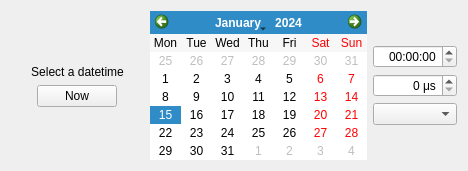
Above: ui/wdgDatetime.ui from turulomio/xulpymoney before the change. Below: the same form after it.
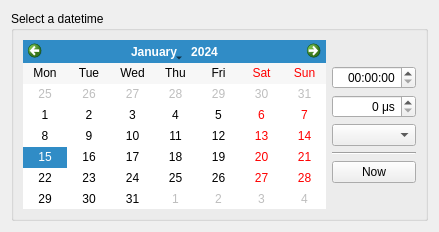
That is the form after the change.

Patch:
```diff
--- a/ui/wdgDatetime.ui
+++ b/ui/wdgDatetime.ui
@@ -6,93 +6,19 @@
    <rect>
     <x>0</x>
     <y>0</y>
-    <width>468</width>
-    <height>153</height>
+    <width>439</width>
+    <height>232</height>
    </rect>
   </property>
-  <layout class="QHBoxLayout" name="horizontalLayout_3">
-   <item>
-    <layout class="QHBoxLayout" name="horizontalLayout_2">
-     <item>
-      <layout class="QVBoxLayout" name="verticalLayout_3">
-       <item>
-        <spacer name="verticalSpacer">
-         <property name="orientation">
-          <enum>Qt::Vertical</enum>
-         </property>
-         <property name="sizeHint" stdset="0">
-          <size>
-           <width>20</width>
-           <height>40</height>
-          </size>
-         </property>
-        </spacer>
-       </item>
-       <item>
-        <widget class="QLabel" name="label">
-         <property name="text">
-          <string>Select a datetime</string>
-         </property>
-         <property name="alignment">
-          <set>Qt::AlignCenter</set>
-         </property>
-        </widget>
-       </item>
-       <item>
         <layout class="QHBoxLayout" name="horizontalLayout">
          <item>
-          <spacer name="horizontalSpacer_2">
-           <property name="orientation">
-            <enum>Qt::Horizontal</enum>
-           </property>
-           <property name="sizeHint" stdset="0">
-            <size>
-             <width>40</width>
-             <height>20</height>
-            </size>
-           </property>
-          </spacer>
-         </item>
+    <widget class="QGroupBox" name="groupBox">
+     <property name="title">
+      <string>Select a datetime</string>
+     </property>
+     <layout class="QVBoxLayout" name="verticalLayout_4">
          <item>
-          <widget class="QPushButton" name="cmdNow">
-           <property name="toolTip">
-            <string>Set current time</string>
-           </property>
-           <property name="text">
-            <string>Now</string>
-           </property>
-          </widget>
-         </item>
-         <item>
-          <spacer name="horizontalSpacer">
-           <property name="orientation">
-            <enum>Qt::Horizontal</enum>
-           </property>
-           <property name="sizeHint" stdset="0">
-            <size>
-             <width>40</width>
-             <height>20</height>
-            </size>
-           </property>
-          </spacer>
-         </item>
-        </layout>
-       </item>
-       <item>
-        <spacer name="verticalSpacer_2">
-         <property name="orientation">
-          <enum>Qt::Vertical</enum>
-         </property>
-         <property name="sizeHint" stdset="0">
-          <size>
-           <width>20</width>
-           <height>40</height>
-          </size>
-         </property>
-        </spacer>
-       </item>
-      </layout>
-     </item>
+       <layout class="QHBoxLayout" name="horizontalLayout_2">
      <item>
       <widget class="QCalendarWidget" name="teDate">
        <property name="firstDayOfWeek">
@@ -154,6 +80,23 @@
          </item>
         </layout>
        </item>
+          <item>
+           <widget class="Line" name="line">
+            <property name="orientation">
+             <enum>Qt::Horizontal</enum>
+            </property>
+           </widget>
+          </item>
+          <item>
+           <widget class="QPushButton" name="cmdNow">
+            <property name="toolTip">
+             <string>Set current time</string>
+            </property>
+            <property name="text">
+             <string>Now</string>
+            </property>
+           </widget>
+          </item>
        <item>
         <spacer name="verticalSpacer_4">
          <property name="orientation">
@@ -170,6 +113,9 @@
       </layout>
      </item>
     </layout>
+      </item>
+     </layout>
+    </widget>
    </item>
   </layout>
  </widget>
```
Lines whose indentation alone changed are shown as unchanged.
